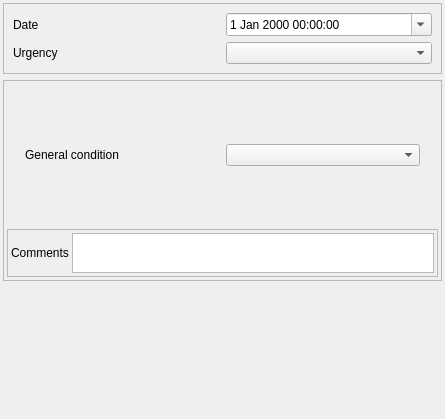
Before: the Qt Designer form config/base3_urbandrainage/qgswidgets/lamia_form_observation_ui_2018SNCF.ui in Artelia/Lamia, drawn with Qt 5.
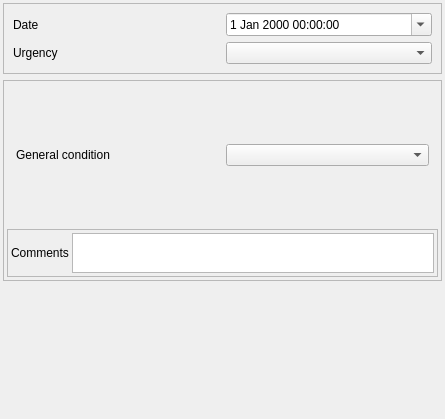
After: the same form once the commit is applied. The open tabs and pages were chosen to show the change. Icons and pictures are not drawn.

Commit message: update lamia2018sncf and mca work

Diff of the .ui file:
```diff
--- a/config/base3_urbandrainage/qgswidgets/lamia_form_observation_ui_2018SNCF.ui
+++ b/config/base3_urbandrainage/qgswidgets/lamia_form_observation_ui_2018SNCF.ui
@@ -321,6 +321,20 @@
           </item>
          </layout>
         </widget>
+        <widget class="QWidget" name="surfa">
+         <layout class="QGridLayout" name="gridLayout_9">
+          <item row="0" column="0">
+           <widget class="QLabel" name="label_22">
+            <property name="text">
+             <string>General condition</string>
+            </property>
+           </widget>
+          </item>
+          <item row="0" column="1">
+           <widget class="QComboBox" name="conditionglobal_4"/>
+          </item>
+         </layout>
+        </widget>
        </widget>
       </item>
       <item>
```
Left out of the diff: 24 changed lines with no effect on the pictures. The commit also changes 133 other files.
